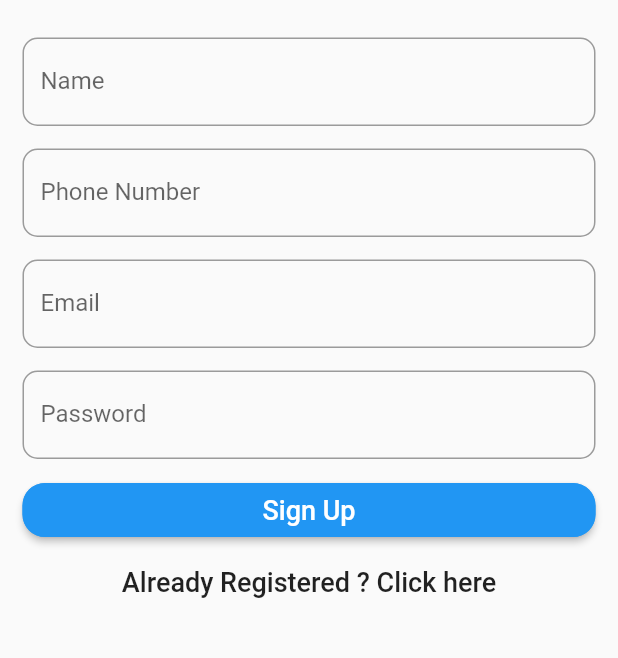
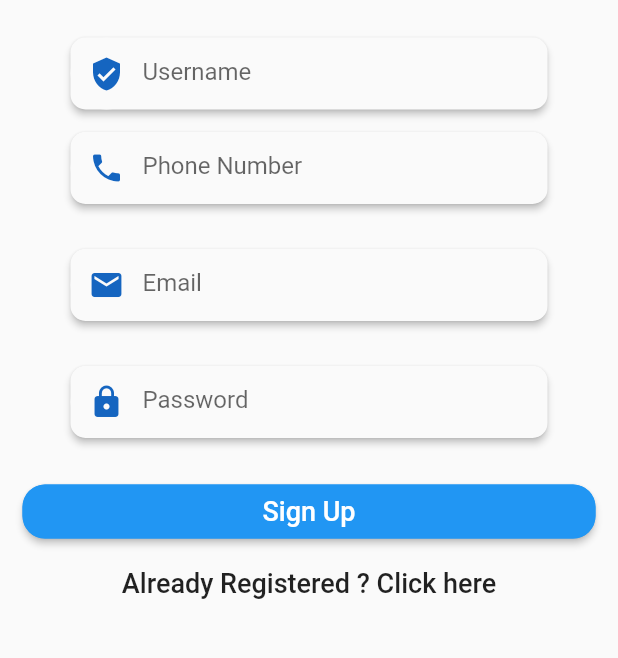
Before and after one commit to ali-shahKust/blog_app_flutter, a Flutter app: the SignupPage screen opened directly, on a phone screen of 412 x 824 dp, the part 189-847 px from its top. Run offline on Flutter 3.47's test engine with Material 2 defaults, Android fonts, the phone set to English and light mode, and no system bars; our stand-ins replace cloud_firestore, curved_navigation_bar; accounts and stored records are empty.

Commit message:
Setting up Sign up Page

```diff
--- /dev/null
+++ b/lib/constant.dart
@@ -0,0 +1,10 @@
+import 'package:flutter/material.dart';
+import 'package:flutter/painting.dart';
+
+class  Constant {
+
+  // static Color appColor=Colors.blue;
+  static Color appColor=Color(0xFF1565c0);
+
+
+}
--- a/lib/homepage/homepage.dart
+++ b/lib/homepage/homepage.dart
@@ -1,11 +1,14 @@
+import 'package:flutter/cupertino.dart';
 import 'package:flutter/material.dart';
-
-class HomePage extends StatefulWidget {
+import 'package:curved_navigation_bar/curved_navigation_bar.dart';
+class HomePageLoader extends StatefulWidget {
   @override
-  _HomePageState createState() => _HomePageState();
+  _HomePageLoaderState createState() => _HomePageLoaderState();
 }
 
-class _HomePageState extends State<HomePage> {
+class _HomePageLoaderState extends State<HomePageLoader> {
+  int _page = 0;
+  GlobalKey _bottomNavigationKey = GlobalKey();
   @override
   Widget build(BuildContext context) {
 
@@ -13,6 +16,21 @@ class _HomePageState extends State<HomePage> {
       appBar: AppBar(
         title: Text('BlogoMo'),
       ),
-    );
+      bottomNavigationBar: CurvedNavigationBar(
+        key: _bottomNavigationKey,
+        height: 50,
+        backgroundColor: Colors.blueAccent,
+        items: <Widget>[
+          Icon(Icons.list, size: 30),
+          Icon(Icons.add, size: 30),
+          Icon(Icons.exit_to_app, size: 30),
+        ],
+        onTap: (index) {
+          //Handle button tap
+        },
+      ),
+        body: Container(
+
+        ));
   }
 }
--- a/lib/loginsignup/signup.dart
+++ b/lib/loginsignup/signup.dart
@@ -1,5 +1,8 @@
+import 'package:cloud_firestore/cloud_firestore.dart';
 import 'package:flutter/material.dart';
 import 'package:blog_app_flutter/loginsignup/login.dart';
+
+import '../constant.dart';
 
 class SignupPage extends StatefulWidget {
   @override
@@ -7,6 +10,15 @@ class SignupPage extends StatefulWidget {
 }
 
 class _SignupPageState extends State<SignupPage> {
+  String _email, _password, _name;
+  final databaseReference = Firestore.instance;
+
+  final _emailcontroller = TextEditingController();
+  final _passwordcontroller = TextEditingController();
+  final _namecontroller = TextEditingController();
+  final _phonecontroller = TextEditingController();
+
+
   @override
   Widget build(BuildContext context) {
     return new Scaffold(
@@ -17,11 +29,11 @@ class _SignupPageState extends State<SignupPage> {
         margin: EdgeInsets.all(15),
         child: ListView(
           children: <Widget>[
-            new Form(child: new Column(
+            new Form(
+                child: new Column(
               crossAxisAlignment: CrossAxisAlignment.stretch,
               children: createInputs() + createButtons(),
-            )
-            ),
+            )),
           ],
         ),
       ),
@@ -30,67 +42,164 @@ class _SignupPageState extends State<SignupPage> {
 
   List<Widget> createInputs() {
     return [
-      SizedBox(height: 15,),
+      SizedBox(
+        height: 15,
+      ),
       logo(),
-      SizedBox(height: 25.0,),
-      new TextFormField(
-        decoration: InputDecoration(border: new OutlineInputBorder(
-          borderRadius: const BorderRadius.all(
-            const Radius.circular(10.0),
-          ),), labelText: 'Name'),
-
+      SizedBox(
+        height: 25.0,
       ),
-
-      SizedBox(height: 15.0,),
-      new TextFormField(keyboardType: TextInputType.number,
-        decoration: InputDecoration(border: new OutlineInputBorder(
-          borderRadius: const BorderRadius.all(
-            const Radius.circular(10.0),
-          ),), labelText: 'Phone Number'),
-
+      Padding(
+        padding: EdgeInsets.symmetric(horizontal: 32),
+        child: Material(
+          elevation: 2.0,
+          borderRadius: BorderRadius.all(Radius.circular(10)),
+          child: TextFormField(
+            keyboardType: TextInputType.text,
+            controller: _namecontroller,
+            onChanged: (String value) {},
+            cursorColor: Constant.appColor,
+            decoration: InputDecoration(
+                hintText: "Username",
+                prefixIcon: Material(
+                  elevation: 0,
+                  borderRadius: BorderRadius.all(Radius.circular(30)),
+                  child: Icon(
+                    Icons.verified_user,
+                    color: Constant.appColor,
+                  ),
+                ),
+                border: InputBorder.none,
+                contentPadding:
+                    EdgeInsets.symmetric(horizontal: 25, vertical: 13)),
+          ),
+        ),
       ),
-
-
-      SizedBox(height: 15.0,),
-      new TextFormField(keyboardType: TextInputType.emailAddress,
-        decoration: InputDecoration(border: new OutlineInputBorder(
-          borderRadius: const BorderRadius.all(
-            const Radius.circular(10.0),
-          ),), labelText: 'Email'),
-
+      SizedBox(
+        height: 15.0,
       ),
-
-      SizedBox(height: 15.0,),
-      new TextFormField(obscureText: true,
-        decoration: InputDecoration(border: new OutlineInputBorder(
-            borderRadius: const BorderRadius.all(
-              const Radius.circular(10.0),
-            )), labelText: 'Password'),
+      Padding(
+        padding: EdgeInsets.symmetric(horizontal: 32),
+        child: Material(
+          elevation: 2.0,
+          borderRadius: BorderRadius.all(Radius.circular(10)),
+          child: TextFormField(
+            keyboardType: TextInputType.phone,
+            controller: _phonecontroller,
+            onChanged: (String value) {},
+            cursorColor: Constant.appColor,
+            decoration: InputDecoration(
+                hintText: "Phone Number",
+                prefixIcon: Material(
+                  elevation: 0,
+                  borderRadius: BorderRadius.all(Radius.circular(30)),
+                  child: Icon(
+                    Icons.phone,
+                    color: Constant.appColor,
+                  ),
+                ),
+                border: InputBorder.none,
+                contentPadding:
+                    EdgeInsets.symmetric(horizontal: 25, vertical: 13)),
+          ),
+        ),
       ),
-      SizedBox(height: 10.0,),
+      SizedBox(
+        height: 15.0,
+      ),
+      SizedBox(
+        height: 15.0,
+      ),
+      Padding(
+        padding: EdgeInsets.symmetric(horizontal: 32),
+        child: Material(
+          elevation: 2.0,
+          borderRadius: BorderRadius.all(Radius.circular(10)),
+          child: TextFormField(
+            keyboardType: TextInputType.emailAddress,
+            controller: _emailcontroller,
+            onChanged: (String value) {},
+            cursorColor: Constant.appColor,
+            decoration: InputDecoration(
+                hintText: "Email",
+                prefixIcon: Material(
+                  elevation: 0,
+                  borderRadius: BorderRadius.all(Radius.circular(30)),
+                  child: Icon(
+                    Icons.email,
+                    color: Constant.appColor,
+                  ),
+                ),
+                border: InputBorder.none,
+                contentPadding:
+                    EdgeInsets.symmetric(horizontal: 25, vertical: 13)),
+          ),
+        ),
+      ),
+      SizedBox(
+        height: 15.0,
+      ),
+      SizedBox(
+        height: 15.0,
+      ),
+      Padding(
+        padding: EdgeInsets.symmetric(horizontal: 32),
+        child: Material(
+          elevation: 2.0,
+          borderRadius: BorderRadius.all(Radius.circular(10)),
+          child: TextFormField(
+            obscureText: true,
+            controller: _passwordcontroller,
+            onChanged: (String value) {},
+            cursorColor: Constant.appColor,
+            decoration: InputDecoration(
+                hintText: "Password",
+                prefixIcon: Material(
+                  elevation: 0,
+                  borderRadius: BorderRadius.all(Radius.circular(30)),
+                  child: Icon(
+                    Icons.lock,
+                    color: Constant.appColor,
+                  ),
+                ),
+                border: InputBorder.none,
+                contentPadding:
+                    EdgeInsets.symmetric(horizontal: 25, vertical: 13)),
+          ),
+        ),
+      ),
+      SizedBox(
+        height: 15.0,
+      ),
+      SizedBox(
+        height: 10.0,
+      ),
     ];
   }
 
   List<Widget> createButtons() {
     return [
-      new RaisedButton(shape: new RoundedRectangleBorder(
-          borderRadius: new BorderRadius.circular(15.0),
-          side: BorderSide(color: Colors.blue)),
+      new RaisedButton(
+          shape: new RoundedRectangleBorder(
+              borderRadius: new BorderRadius.circular(15.0),
+              side: BorderSide(color: Colors.blue)),
           child: Text(
-            'Sign Up', style: TextStyle(fontSize: 18, color: Colors.white),
-          ), color: Colors.blue
-          , onPressed: () {
-
-          }
-      ),
-      new FlatButton(child: Text(
-        'Already Registered ? Click here', style: TextStyle(fontSize: 18),
-      )
-          , onPressed: () {
+            'Sign Up',
+            style: TextStyle(fontSize: 18, color: Colors.white),
+          ),
+          color: Colors.blue,
+          onPressed: () {
+            //_SignUp();
+          }),
+      new FlatButton(
+          child: Text(
+            'Already Registered ? Click here',
+            style: TextStyle(fontSize: 18),
+          ),
+          onPressed: () {
             Navigator.of(context).pushReplacement(
                 MaterialPageRoute(builder: (context) => LoginRegisterPage()));
-          }
-      ),
+          }),
     ];
   }
 
@@ -100,5 +209,4 @@ class _SignupPageState extends State<SignupPage> {
       child: Image.asset('images/logo.png'),
     );
   }
-
 }
--- a/lib/main.dart
+++ b/lib/main.dart
@@ -2,6 +2,7 @@
 
 import 'package:flutter/material.dart';
 
+import 'homepage/homepage.dart';
 import 'loginsignup/login.dart';
 import 'loginsignup/signup.dart';
 
@@ -20,7 +21,7 @@ class _HomePageState extends State<HomePage> {
   Widget build(BuildContext context) {
     return new MaterialApp(
       title: "BlogoMo",
-      home: LoginRegisterPage(),
+      home: SignupPage(),
       theme: new ThemeData(
         primarySwatch: Colors.blue
       ),
--- a/pubspec.yaml
+++ b/pubspec.yaml
@@ -13,6 +13,9 @@ dependencies:
 
 
   cupertino_icons: ^0.1.2
+  curved_navigation_bar: ^0.3.2
+  cloud_firestore: ^0.11.0+2
+  firebase_auth: ^0.15.5+2
 
 dev_dependencies:
   flutter_test:
```
Also changed, not shown: pubspec.lock, 3 other files.
